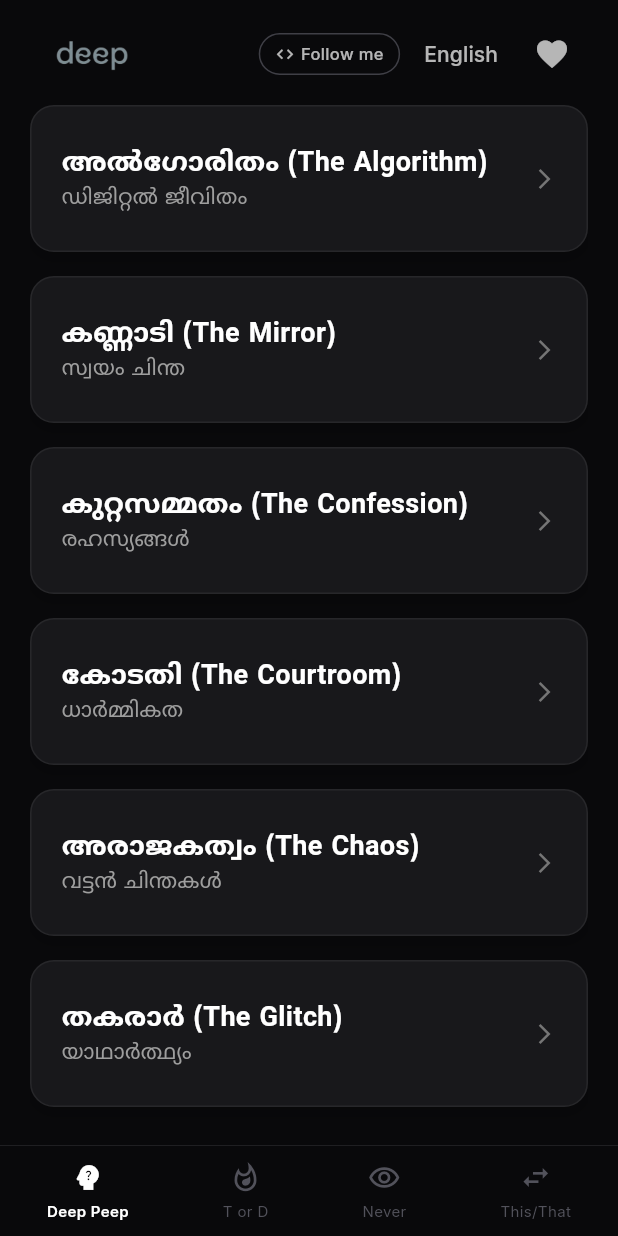
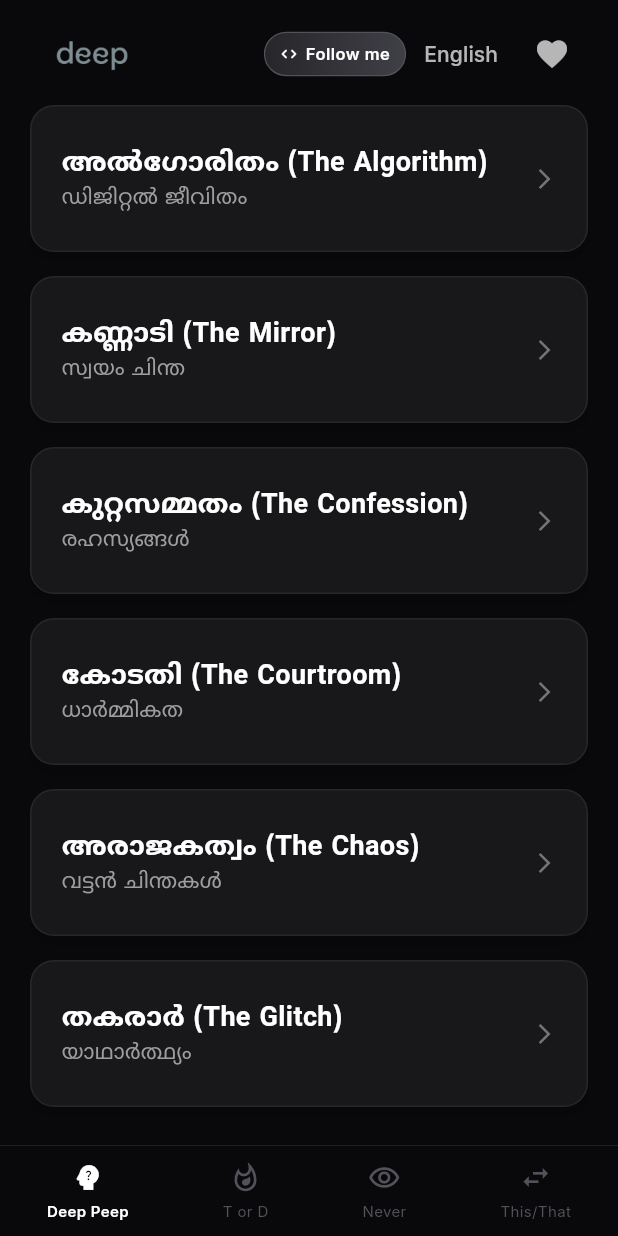
Before and after one commit to shad-ct/deep-peep, a Flutter app: the screen it shows after launch, after a tap on "മലയാളം", on a phone screen of 412 x 824 dp. Run offline on Flutter 3.47's test engine with Material 3 defaults, Android fonts, the phone set to English and light mode, and no system bars; drawn by our look-alikes of flutter_animate; our stand-ins replace flutter_riverpod, gap, riverpod_annotation, share_plus, shared_preferences; generated files the repository leaves out were written again.

Commit message:
fix: Follow me button with animation, manifest fix for url_launcher on Android 11+

```diff
--- a/lib/screens/start_screen.dart
+++ b/lib/screens/start_screen.dart
@@ -29,40 +29,9 @@ class StartScreen extends ConsumerWidget {
                     height: 40,
                   ),
                   Row(
+                    crossAxisAlignment: CrossAxisAlignment.center,
                     children: [
-                       // Follow me button
-                       GestureDetector(
-                         onTap: () async {
-                           final uri = Uri.parse('https://github.com/shad-ct');
-                           if (await canLaunchUrl(uri)) {
-                             await launchUrl(uri, mode: LaunchMode.externalApplication);
-                           }
-                         },
-                         child: Container(
-                           padding: const EdgeInsets.symmetric(horizontal: 10, vertical: 5),
-                           decoration: BoxDecoration(
-                             border: Border.all(color: const Color(0xFF3F3F46)),
-                             borderRadius: BorderRadius.circular(20),
-                           ),
-                           child: Row(
-                             mainAxisSize: MainAxisSize.min,
-                             children: const [
-                               Icon(Icons.code, color: Colors.white70, size: 13),
-                               SizedBox(width: 4),
-                               Text(
-                                 'Follow me',
-                                 style: TextStyle(
-                                   color: Colors.white70,
-                                   fontSize: 11,
-                                   fontWeight: FontWeight.w500,
-                                   fontFamily: 'Inter',
-                                 ),
-                               ),
-                             ],
-                           ),
-                         ),
-                       ),
-                       const SizedBox(width: 4),
+                      const _FollowMeButton(),
                       TextButton(
                         onPressed: () {
                           ref.read(languageProvider.notifier).toggle();
@@ -83,9 +52,10 @@ class StartScreen extends ConsumerWidget {
                         },
                       ),
                     ],
-                   )
+                  ),
                 ],
               ),
+
               const Gap(10),
 
               Expanded(
@@ -185,3 +155,78 @@ class _CategoryButton extends StatelessWidget {
     ).animate().fadeIn().slideX(begin: 0.1, end: 0);
   }
 }
+
+class _FollowMeButton extends StatefulWidget {
+  const _FollowMeButton();
+
+  @override
+  State<_FollowMeButton> createState() => _FollowMeButtonState();
+}
+
+class _FollowMeButtonState extends State<_FollowMeButton>
+    with SingleTickerProviderStateMixin {
+  bool _pressed = false;
+
+  Future<void> _launch() async {
+    final uri = Uri.parse('https://github.com/shad-ct');
+    try {
+      await launchUrl(uri, mode: LaunchMode.externalApplication);
+    } catch (_) {
+      // fallback: try platform default
+      await launchUrl(uri);
+    }
+  }
+
+  @override
+  Widget build(BuildContext context) {
+    return GestureDetector(
+      onTapDown: (_) => setState(() => _pressed = true),
+      onTapUp: (_) {
+        setState(() => _pressed = false);
+        _launch();
+      },
+      onTapCancel: () => setState(() => _pressed = false),
+      child: AnimatedScale(
+        scale: _pressed ? 0.92 : 1.0,
+        duration: const Duration(milliseconds: 120),
+        child: Container(
+          padding: const EdgeInsets.symmetric(horizontal: 10, vertical: 6),
+          decoration: BoxDecoration(
+            gradient: LinearGradient(
+              colors: [
+                const Color(0xFF27272A),
+                const Color(0xFF3F3F46),
+              ],
+            ),
+            border: Border.all(color: const Color(0xFF52525B), width: 0.8),
+            borderRadius: BorderRadius.circular(20),
+          ),
+          child: Row(
+            mainAxisSize: MainAxisSize.min,
+            crossAxisAlignment: CrossAxisAlignment.center,
+            children: const [
+              Icon(Icons.code_rounded, color: Colors.white, size: 12),
+              SizedBox(width: 5),
+              Text(
+                'Follow me',
+                style: TextStyle(
+                  color: Colors.white,
+                  fontSize: 11,
+                  fontWeight: FontWeight.w600,
+                  fontFamily: 'Inter',
+                  letterSpacing: 0.3,
+                ),
+              ),
+            ],
+          ),
+        )
+            .animate(onPlay: (controller) => controller.repeat())
+            .shimmer(
+              delay: const Duration(seconds: 2),
+              duration: const Duration(milliseconds: 1200),
+              color: Colors.white.withOpacity(0.15),
+            ),
+      ),
+    );
+  }
+}
```
Also changed, not shown: 1 other file. Lines whose indentation alone changed are shown as unchanged.
